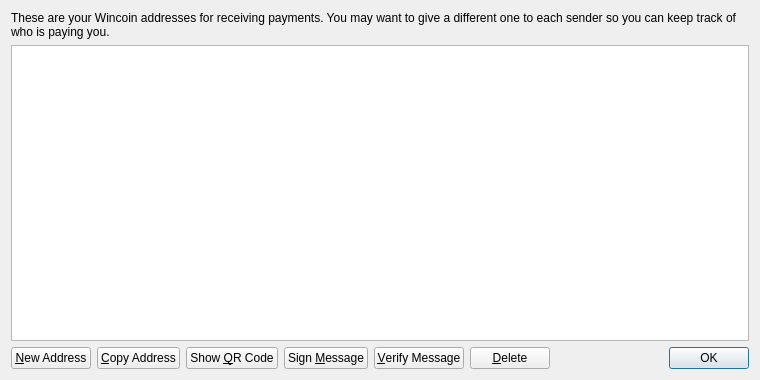
Qt form src/qt/forms/addressbookpage.ui (Wincoinofficial/wincoin) before a commit.
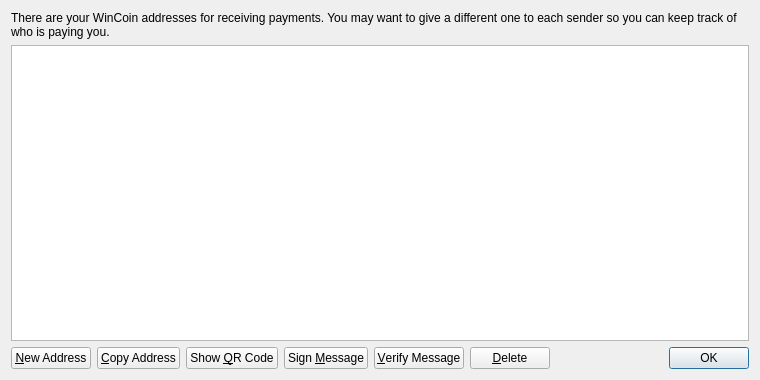
The same form after that commit. Icons and pictures are not drawn.

```diff
--- a/src/qt/forms/addressbookpage.ui
+++ b/src/qt/forms/addressbookpage.ui
@@ -13,14 +13,11 @@
   <property name="windowTitle">
    <string>Address Book</string>
   </property>
-  <property name="styleSheet">
-   <string notr="true">background-image: url(:/images/2s);</string>
-  </property>
   <layout class="QVBoxLayout" name="verticalLayout">
    <item>
     <widget class="QLabel" name="labelExplanation">
      <property name="text">
-      <string>These are your Wincoin addresses for receiving payments. You may want to give a different one to each sender so you can keep track of who is paying you.</string>
+      <string>There are your WinCoin addresses for receiving payments. You may want to give a different one to each sender so you can keep track of who is paying you.</string>
      </property>
      <property name="textFormat">
       <enum>Qt::PlainText</enum>
```
Left out of the diff: 4 changed lines with no effect on the pictures.
